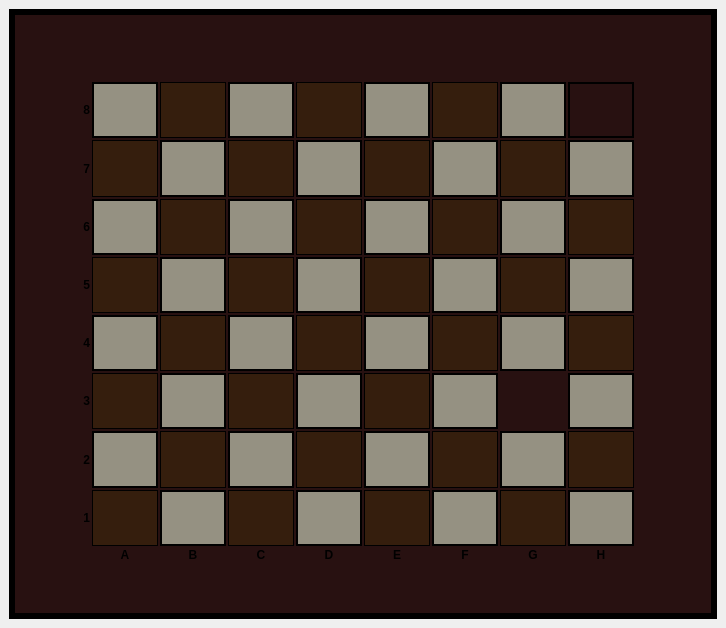
Above: mainwindow.ui from Slepo1/Chess before the change. Below: the same form after it.
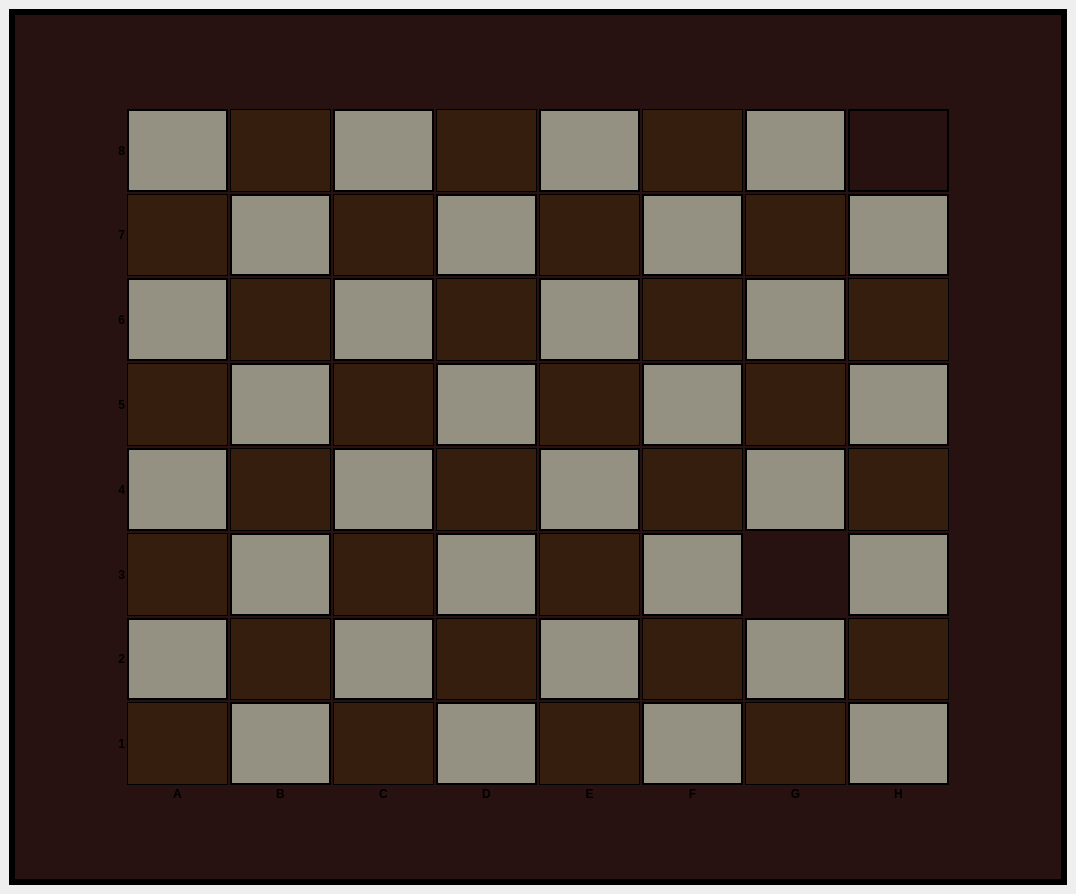
That is the form after the change. Custom widgets are drawn as their Qt base class.

What changed in the file:
```diff
--- a/mainwindow.ui
+++ b/mainwindow.ui
@@ -6,8 +6,8 @@
    <rect>
     <x>0</x>
     <y>0</y>
-    <width>726</width>
-    <height>628</height>
+    <width>1076</width>
+    <height>894</height>
    </rect>
   </property>
   <property name="sizePolicy">
```
Left out of the diff: 2 changed lines with no effect on the pictures.
